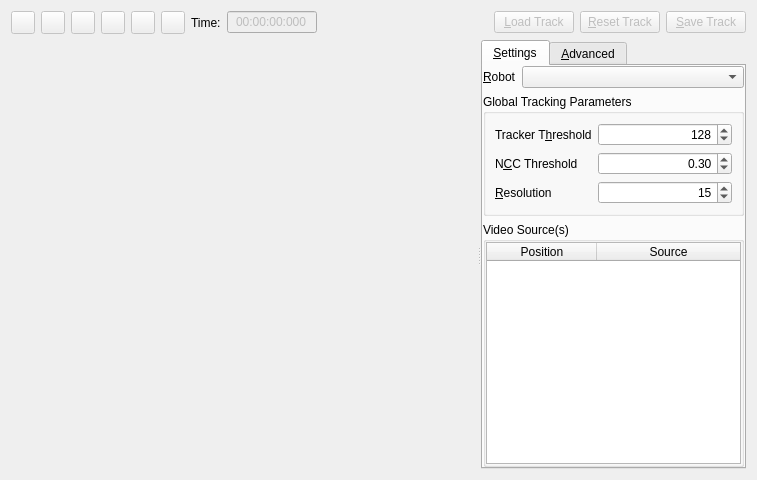
Old version of the form app/src/tools/core/tabs/TrackRobotWidget.ui in the repository dysonltd-zz/gts.
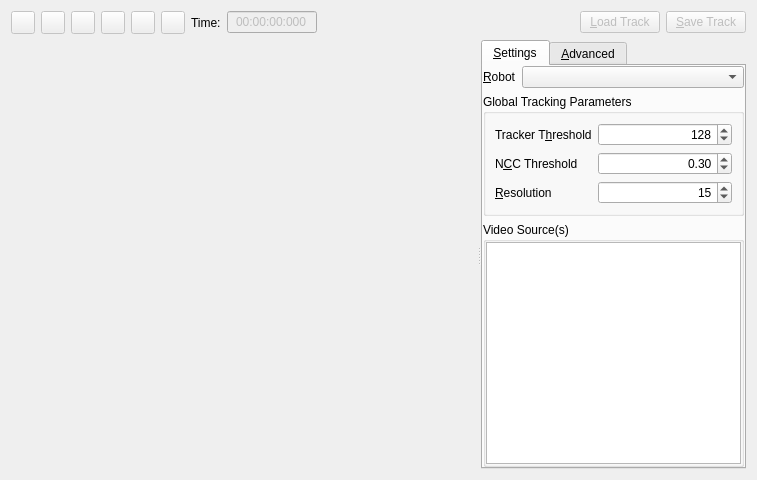
New version of the form. The open tabs and pages were chosen to show the change. Icons and pictures are not drawn. Custom widgets are drawn as their Qt base class.

Commit message: Removed reset button on tracking tool

```diff
--- a/app/src/tools/core/tabs/TrackRobotWidget.ui
+++ b/app/src/tools/core/tabs/TrackRobotWidget.ui
@@ -269,16 +269,6 @@
        </property>
       </widget>
      </item>
-     <item>
-      <widget class="QPushButton" name="m_resetBtn">
-       <property name="enabled">
-        <bool>false</bool>
-       </property>
-       <property name="text">
-        <string>&amp;Reset Track</string>
-       </property>
-      </widget>
-     </item>
      <item>
       <widget class="QPushButton" name="m_saveBtn">
        <property name="enabled">
@@ -552,7 +542,7 @@
                  <bool>true</bool>
                 </property>
                 <attribute name="horizontalHeaderVisible">
-                 <bool>true</bool>
+                 <bool>false</bool>
                 </attribute>
                 <attribute name="horizontalHeaderCascadingSectionResizes">
                  <bool>false</bool>
```
Left out of the diff: 4 changed lines with no effect on the pictures. The commit also changes 2 other files.
